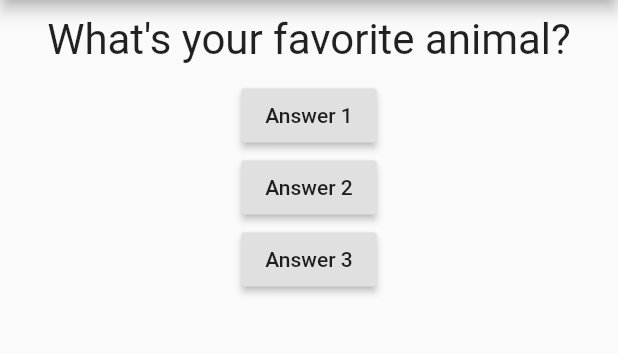
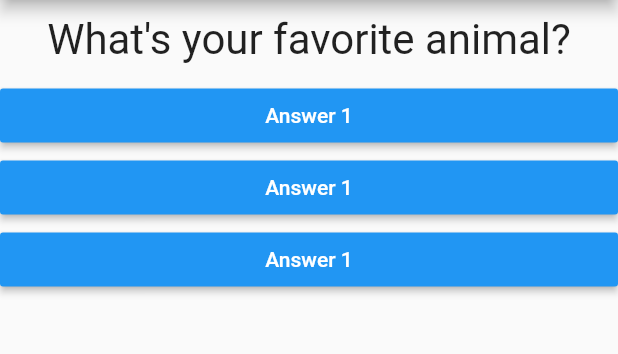
Before and after one commit to TysonBoren/flutter_test, a Flutter app: the screen it shows after launch, after a tap on "Answer 1", on a phone screen of 412 x 824 dp, the part 84-438 px from its top. Run offline on Flutter 3.47's test engine with Material 2 defaults, Android fonts, the phone set to English and light mode, and no system bars.

Commit message:
created answer.dart statless widget to handle to Answer selection as well as added some basic styling.

```diff
--- /dev/null
+++ b/lib/answer.dart
@@ -0,0 +1,21 @@
+import 'package:flutter/material.dart';
+
+class Answer extends StatelessWidget {
+  //need more understanding on how this constructor functions and how it do.
+  final Function selectHandler;
+
+  Answer(this.selectHandler);
+
+  @override
+  Widget build(BuildContext context) {
+    return Container(
+      width: double.infinity,
+      child: RaisedButton(
+        color: Colors.blue,
+        textColor: Colors.white,
+        child: Text('Answer 1'),
+        onPressed: selectHandler,
+      ),
+    );
+  }
+}
--- a/lib/main.dart
+++ b/lib/main.dart
@@ -1,6 +1,7 @@
 import 'package:flutter/material.dart';
 
 import './question.dart';
+import './answer.dart';
 
 // //main function is ran when the app launches
 // void main() {
@@ -46,21 +47,9 @@ class _MyAppState extends State<MyApp> {
             Question(
               questions[_questionIndex],
             ),
-            RaisedButton(
-              child: Text('Answer 1'),
-              onPressed: _answerQuestion,
-            ),
-            RaisedButton(
-              child: Text('Answer 2'),
-              onPressed: () => print('Answer 2 chosen!'),
-            ),
-            RaisedButton(
-              child: Text('Answer 3'),
-              onPressed: () => {
-                //additional code this is for the example of making this an object to have a larger function body
-                print('Answer 3 chosen'),
-              },
-            ),
+            Answer(_answerQuestion),
+            Answer(_answerQuestion),
+            Answer(_answerQuestion),
           ],
         ),
       ),
```
